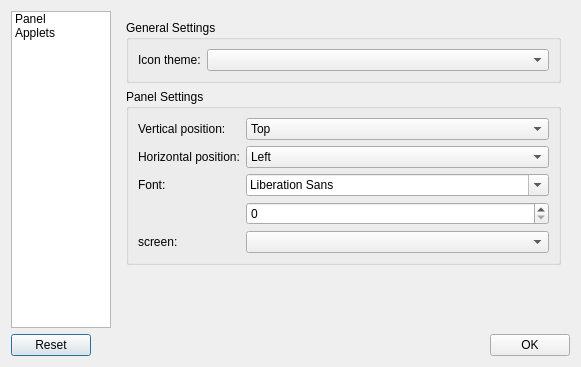
The window that lib/panelsettings.ui (developing4all/hdepanel) describes before a commit, drawn with Qt 5.
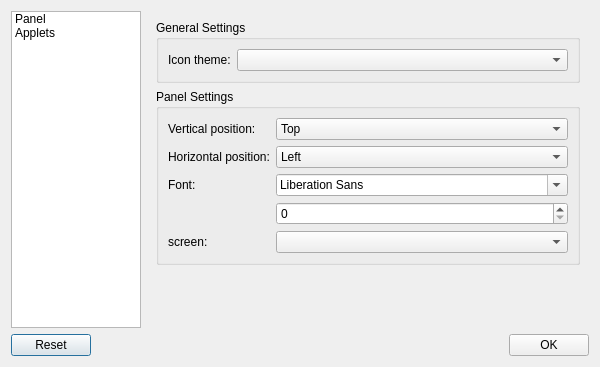
The same window after the commit. Icons and pictures are not drawn.

Diff of the .ui file:
```diff
--- a/lib/panelsettings.ui
+++ b/lib/panelsettings.ui
@@ -6,7 +6,7 @@
    <rect>
     <x>0</x>
     <y>0</y>
-    <width>581</width>
+    <width>600</width>
     <height>367</height>
    </rect>
   </property>
@@ -20,13 +20,13 @@
       <widget class="QListWidget" name="listWidget">
        <property name="minimumSize">
         <size>
-         <width>100</width>
+         <width>130</width>
          <height>0</height>
         </size>
        </property>
        <property name="maximumSize">
         <size>
-         <width>100</width>
+         <width>130</width>
          <height>16777215</height>
         </size>
        </property>
```
